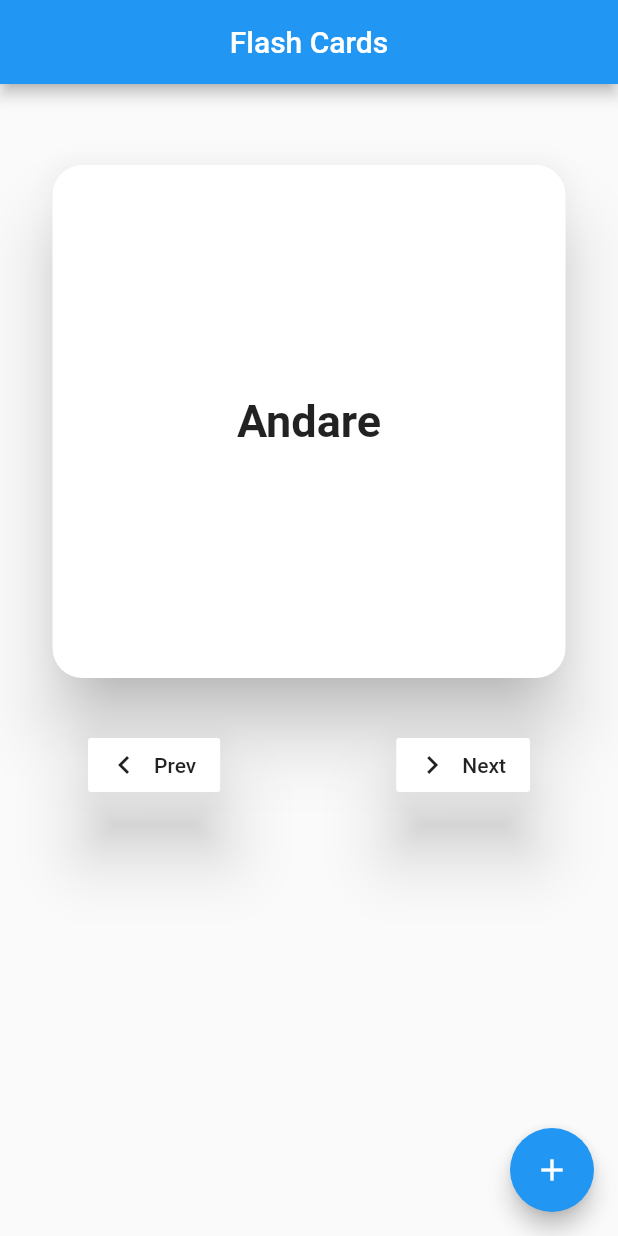
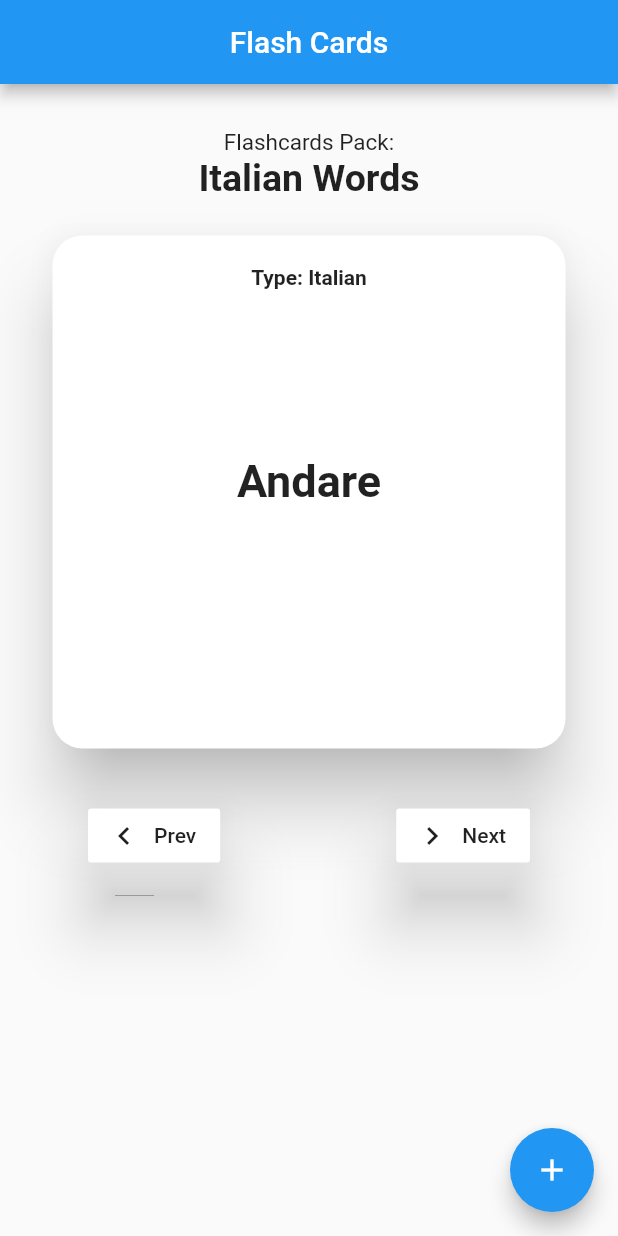
Before and after one commit to Harshal12355/flashcards, a Flutter app: the screen it shows after launch, on a phone screen of 412 x 824 dp. Run offline on Flutter 3.47's test engine with Material 2 defaults, Android fonts, the phone set to English and light mode, and no system bars; drawn by our look-alikes of flip_card.

Commit message:
Added more details

```diff
--- a/lib/Flashcard_View.dart
+++ b/lib/Flashcard_View.dart
@@ -2,9 +2,9 @@ import 'package:flutter/material.dart';
 
 class Flashcard_View extends StatelessWidget {
   String text;
+  String type;
 
-
-  Flashcard_View({Key key, this.text}) : super(key: key);
+  Flashcard_View({Key key, this.text, this.type}) : super(key: key);
 
   @override
   Widget build(BuildContext context) {
@@ -13,6 +13,20 @@ class Flashcard_View extends StatelessWidget {
       shape: RoundedRectangleBorder(
         borderRadius: BorderRadius.circular(20.0),
       ),
+      child: Column(
+        children: [
+          Padding(
+            padding: const EdgeInsets.only(top: 20.0,),
+            child: Text(
+              "Type: $type",
+              style: TextStyle(
+                fontWeight: FontWeight.bold,
+                fontSize: 14,
+              ),
+            ),
+          ),
+          Padding(
+            padding:  EdgeInsets.only(top: 110.0),
             child: Center(
               child: Text(
                 text,
@@ -23,6 +37,9 @@ class Flashcard_View extends StatelessWidget {
                 textAlign: TextAlign.center,
               ),
             ),
+          ),
+        ],
+      ),
     );
   }
 }
--- a/lib/main.dart
+++ b/lib/main.dart
@@ -45,16 +45,36 @@ class _FlashcardState extends State<Flashcard> {
        ),
       body: Center(
         child: Padding(
-          padding:  EdgeInsets.only(top: 50),
+          padding:  EdgeInsets.only(top: 30),
           child: Column(
             mainAxisAlignment: MainAxisAlignment.start,
             children: [
+              Center(
+                child: Text(
+                  "Flashcards Pack:",
+                  style: TextStyle(
+                      fontSize: 15,
+                  ),
+                ),
+              ),
+              Padding(
+                padding: EdgeInsets.only(bottom: 20),
+                child: Center(
+                  child: Text(
+                      "Italian Words",
+                    style: TextStyle(
+                        fontSize: 25,
+                        fontWeight: FontWeight.bold
+                    ),
+                  ),
+                ),
+              ),
               SizedBox(
                 height: 350,
                 width: 350,
                 child: FlipCard(
-                  front: Flashcard_View(text: _properties[_currentIndex].question,),
-                  back: Flashcard_View(text: _properties[_currentIndex].answer,),
+                  front: Flashcard_View(text: _properties[_currentIndex].question, type: "Italian",),
+                  back: Flashcard_View(text: _properties[_currentIndex].answer, type: "English",),
                 ),
               ),
               Padding(
@@ -113,11 +133,7 @@ class _FlashcardState extends State<Flashcard> {
         MaterialPageRoute(
           builder: (context) => add(),
         ));
-    final answerResult = await Navigator.push(
-        context,
-        MaterialPageRoute(
-          builder: (context) => add(),
-        ));
+
     // after the SecondScreen result comes back update the Text widget with it
     setState(() {
       question = result[0];
```
Lines whose indentation alone changed are shown as unchanged.
